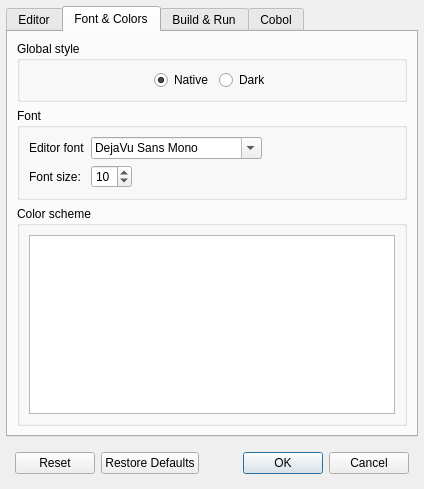
Qt form forms/dlg_preferences.ui (OpenCobolIDE/OpenCobolIDE) before a commit.
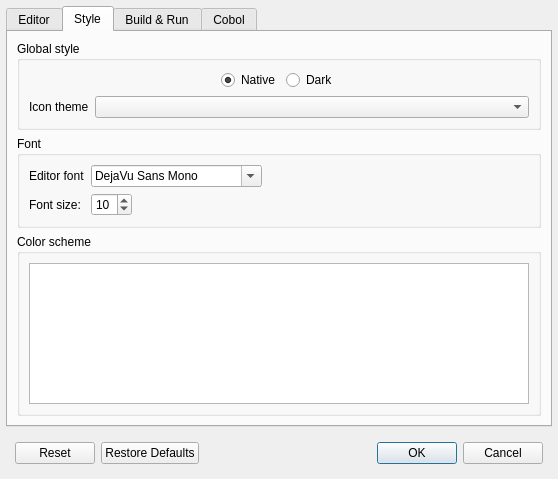
The same form after that commit. The open tabs and pages were chosen to show the change. Icons and pictures are not drawn.

Commit message: Add a way to change icon theme on linux (useful if using the dark style) Add icons preferences tabs

The edit to the form file:
```diff
--- a/forms/dlg_preferences.ui
+++ b/forms/dlg_preferences.ui
@@ -6,8 +6,8 @@
    <rect>
     <x>0</x>
     <y>0</y>
-    <width>424</width>
-    <height>489</height>
+    <width>558</width>
+    <height>479</height>
    </rect>
   </property>
   <property name="windowTitle">
@@ -236,7 +236,7 @@
         </widget>
         <widget class="QWidget" name="tab">
          <attribute name="title">
-          <string>Font &amp;&amp; Colors</string>
+          <string>Style</string>
          </attribute>
          <layout class="QVBoxLayout" name="verticalLayout_3">
           <item>
@@ -244,6 +244,8 @@
             <property name="title">
              <string>Global style</string>
             </property>
+            <layout class="QVBoxLayout" name="verticalLayout_2">
+             <item>
             <layout class="QHBoxLayout" name="horizontalLayout_3">
              <item>
               <spacer name="horizontalSpacer_3">
@@ -301,6 +303,25 @@
               </spacer>
              </item>
             </layout>
+             </item>
+             <item>
+              <layout class="QFormLayout" name="layoutIconTheme">
+               <property name="topMargin">
+                <number>0</number>
+               </property>
+               <item row="0" column="0">
+                <widget class="QLabel" name="lblIconTheme">
+                 <property name="text">
+                  <string>Icon theme</string>
+                 </property>
+                </widget>
+               </item>
+               <item row="0" column="1">
+                <widget class="QComboBox" name="comboBoxIconTheme"/>
+               </item>
+              </layout>
+             </item>
+            </layout>
            </widget>
           </item>
           <item>
@@ -559,7 +580,7 @@
      </layout>
     </widget>
    </item>
-   <item row="1" column="0">
+   <item row="2" column="0">
     <layout class="QGridLayout" name="gridLayout_3">
      <property name="margin">
       <number>9</number>
@@ -576,6 +597,19 @@
      </item>
     </layout>
    </item>
+   <item row="1" column="0">
+    <spacer name="verticalSpacer_2">
+     <property name="orientation">
+      <enum>Qt::Vertical</enum>
+     </property>
+     <property name="sizeHint" stdset="0">
+      <size>
+       <width>20</width>
+       <height>40</height>
+      </size>
+     </property>
+    </spacer>
+   </item>
   </layout>
  </widget>
  <resources>
```
Left out of the diff: 53 changed lines with no effect on the pictures. Lines whose indentation alone changed are shown as unchanged. The commit also changes 9 other files.
